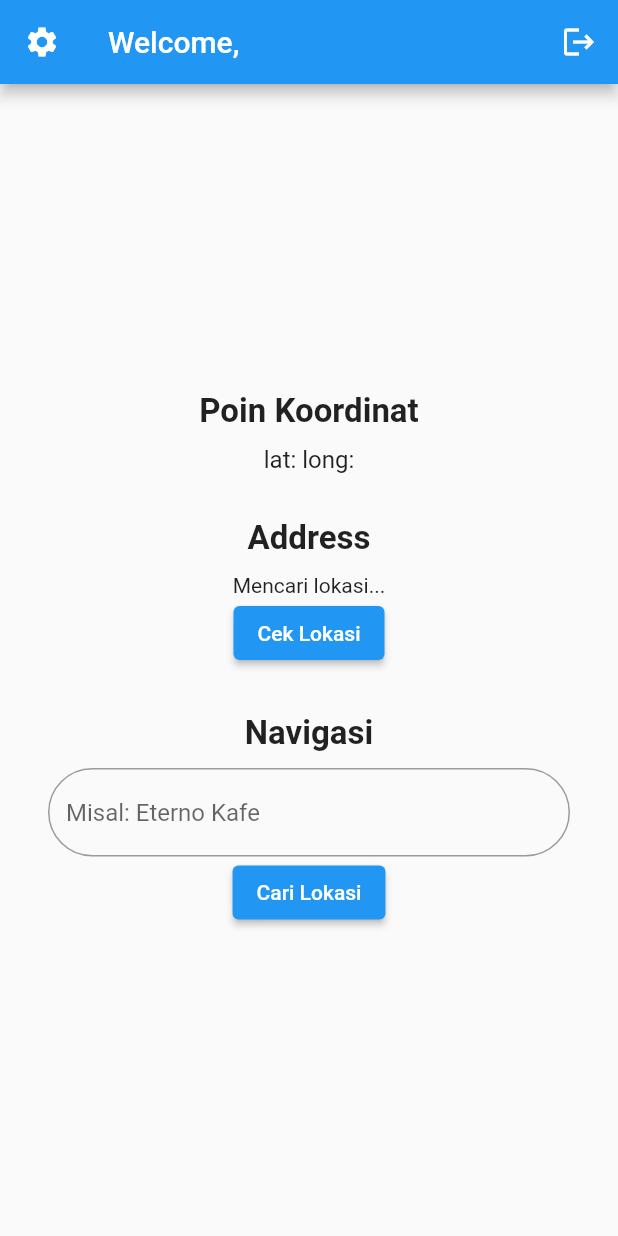
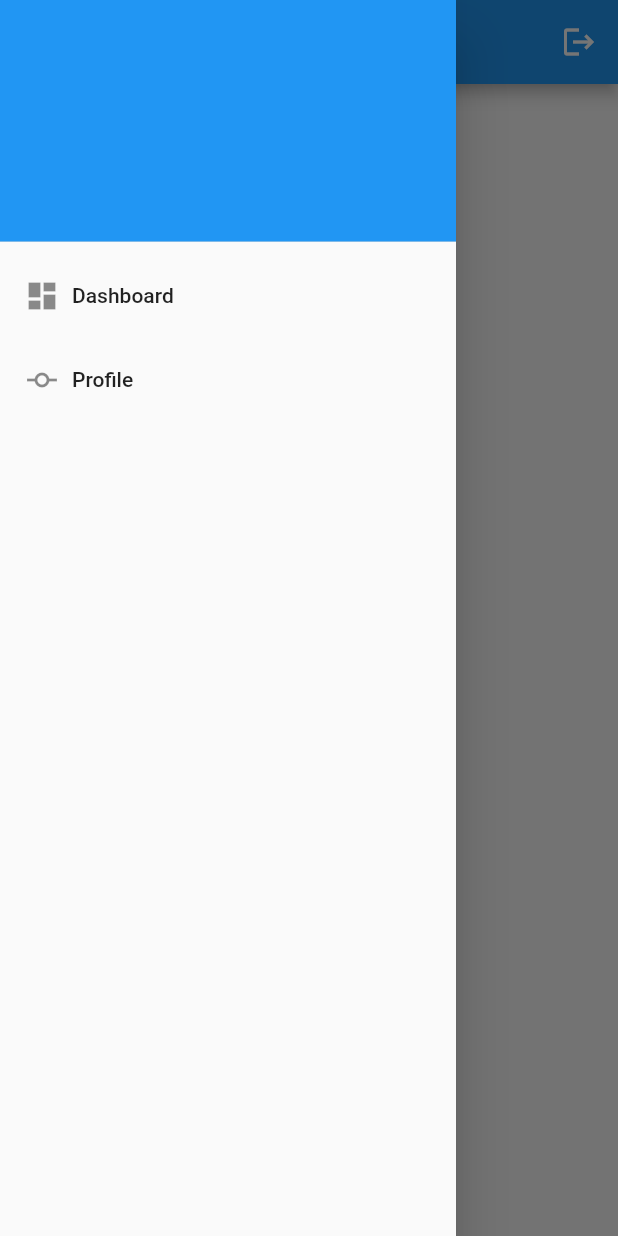
Before and after one commit to raihanadf/dart-intro, a Flutter app: the HomePage screen opened directly with empty values, with the side drawer open (before the commit the screen has no drawer), on a phone screen of 412 x 824 dp. Run offline on Flutter 3.47's test engine with Material 2 defaults, Android fonts, the phone set to English and light mode, and no system bars; our stand-ins replace cloud_firestore, firebase_auth, firebase_core, geocoding, geolocator, get and 2 more; missing offline and left inert: android_intent_plus; accounts and stored records are empty.

Commit message:
pake hive ama update dashboard apalah itu

```diff
--- /dev/null
+++ b/lib/local/database.dart
@@ -0,0 +1,19 @@
+import 'package:hive/hive.dart';
+
+class UserHiveDatabase {
+  final _myBox = Hive.box("users");
+
+  String? user;
+
+  void loadDB() {
+    user = _myBox.get("username");
+  }
+
+  void updateDB() {
+    _myBox.put("username", user);
+  }
+
+  void removeUser() {
+    _myBox.delete("username");
+  }
+}
--- a/lib/main.dart
+++ b/lib/main.dart
@@ -2,6 +2,7 @@ import 'package:flutter/material.dart';
 import 'package:firebase_core/firebase_core.dart';
 import 'package:cloud_firestore/cloud_firestore.dart';
 import 'package:get/get.dart';
+import 'package:hive_flutter/hive_flutter.dart';
 import 'package:ongghuen/auth/auth_page.dart';
 
 import 'package:ongghuen/auth/main_page.dart';
@@ -12,6 +13,8 @@ void main() async {
   await Firebase.initializeApp(
     options: DefaultFirebaseOptions.currentPlatform,
   );
+  await Hive.initFlutter();
+  await Hive.openBox("users");
   runApp(const MyApp());
 }
 
@@ -22,7 +25,7 @@ class MyApp extends StatelessWidget {
   Widget build(BuildContext context) {
     return const GetMaterialApp(
       debugShowCheckedModeBanner: false,
-      home: AuthPage(),
+      home: MainPage(),
     );
   }
 }
--- a/lib/pages/home_page.dart
+++ b/lib/pages/home_page.dart
@@ -5,7 +5,10 @@ import 'package:flutter/material.dart';
 import 'package:geocoding/geocoding.dart';
 import 'package:geolocator/geolocator.dart';
 import 'package:get/get.dart';
+import 'package:hive/hive.dart';
 import 'package:ongghuen/auth/auth_page.dart';
+import 'package:ongghuen/local/database.dart';
+import 'package:ongghuen/pages/dashboard_page.dart';
 import 'package:ongghuen/pages/login_page.dart';
 import 'package:ongghuen/pages/setting_page.dart';
 
@@ -19,12 +22,11 @@ class HomePage extends StatefulWidget {
 
 class _HomePageState extends State<HomePage> {
   // final _user = FirebaseAuth.instance.currentUser!;
+  UserHiveDatabase udb = UserHiveDatabase();
   var db = FirebaseFirestore.instance;
 
   final cari = TextEditingController();
   String titleName = "Home";
-  String location = 'lat: long:';
-  String address = 'Mencari lokasi...';
 
   @override
   initState() {
@@ -38,54 +40,12 @@ class _HomePageState extends State<HomePage> {
       (DocumentSnapshot doc) {
         final data = doc.data() as Map<String, dynamic>;
         setState(() {
-          titleName = "Welcome, ${data['username']}";
+          titleName = data['nama'];
         });
         // ...
       },
       onError: (e) => print("Error getting document: $e"),
     );
-  }
-
-  //getLongLAT
-  Future<Position> _getGeoLocationPosition() async {
-    bool serviceEnabled;
-    LocationPermission permission;
-
-    serviceEnabled = await Geolocator.isLocationServiceEnabled();
-    //location service not enabled, don't continue
-    if (!serviceEnabled) {
-      await Geolocator.openLocationSettings();
-      return Future.error('Location service Not Enabled');
-    }
-    permission = await Geolocator.checkPermission();
-    if (permission == LocationPermission.denied) {
-      permission = await Geolocator.requestPermission();
-      if (permission == LocationPermission.denied) {
-        return Future.error('Location permission denied');
-      }
-    }
-
-    //permission denied forever
-    if (permission == LocationPermission.deniedForever) {
-      return Future.error(
-        'Location permission denied forever, we cannot access',
-      );
-    }
-    //continue accessing the position of device
-    return await Geolocator.getCurrentPosition(
-      desiredAccuracy: LocationAccuracy.high,
-    );
-  }
-
-  // //getAddress
-  Future<void> getAddressFromLongLat(Position position) async {
-    List<Placemark> placemarks =
-        await placemarkFromCoordinates(position.latitude, position.longitude);
-    Placemark place = placemarks[0];
-    setState(() {
-      address =
-          '${place.street}, ${place.subLocality}, ${place.locality}, ${place.postalCode}, ${place.country}';
-    });
   }
 
   Future _signOut() async {
@@ -96,118 +56,87 @@ class _HomePageState extends State<HomePage> {
   Widget build(BuildContext context) {
     return Scaffold(
         appBar: AppBar(
-        title: SingleChildScrollView(
-            child: Text(titleName), scrollDirection: Axis.horizontal),
+          title: const SingleChildScrollView(
+              child: Text("Home"), scrollDirection: Axis.horizontal),
           actions: [
             Padding(
               padding: const EdgeInsets.symmetric(horizontal: 14.0),
               child: GestureDetector(
                 child: const Icon(Icons.logout),
-              onTap: () => Get.off(const AuthPage()),
+                onTap: () {
+                  udb.removeUser();
+                  Get.off(const AuthPage());
+                },
               ),
             )
           ],
-        leading: GestureDetector(
-          child: Icon(Icons.settings),
-          onTap: () => Get.to(SettingPage(docId: widget.docId)),
+          // leading: GestureDetector(
+          //   child: Icon(Icons.settings),
+          //   onTap: () => Get.to(SettingPage(docId: widget.docId)),
+          // ),
+        ),
+        drawer: Drawer(
+          child: ListView(
+            // Important: Remove any padding from the ListView.
+            padding: EdgeInsets.zero,
+            children: [
+              const DrawerHeader(
+                decoration: BoxDecoration(
+                  color: Colors.blue,
+                ),
+                child: Text(''),
+              ),
+              ListTile(
+                title: Row(
+                  children: [
+                    const Icon(Icons.dashboard),
+                    Padding(
+                      padding: const EdgeInsets.symmetric(horizontal: 8.0),
+                      child: const Text('Dashboard'),
+                    ),
+                  ],
+                ),
+                onTap: () {
+                  Get.to(DashboardPage(docId: widget.docId));
+                },
+              ),
+              ListTile(
+                title: Row(
+                  children: [
+                    const Icon(Icons.commit),
+                    Padding(
+                      padding: const EdgeInsets.symmetric(horizontal: 8.0),
+                      child: const Text('Profile'),
+                    ),
+                  ],
+                ),
+                onTap: () {
+                  Get.to(SettingPage(docId: widget.docId));
+                },
+              ),
+            ],
           ),
         ),
-      body: SafeArea(
-          child: Center(
+        body: Center(
+            child: SingleChildScrollView(
+          scrollDirection: Axis.horizontal,
+          child: Padding(
+            padding: const EdgeInsets.all(32.0),
             child: Column(
-          mainAxisAlignment: MainAxisAlignment.center,
               children: [
-            const Text(
-              'Poin Koordinat',
-              style: TextStyle(
-                fontSize: 22.0,
-                fontWeight: FontWeight.bold,
+                Text(
+                  "Selamat Datang",
+                  style: const TextStyle(
+                      fontSize: 18, fontWeight: FontWeight.bold),
+                ),
+                Text(
+                  titleName,
+                  style: const TextStyle(
+                      fontSize: 18, fontWeight: FontWeight.bold),
+                ),
+              ],
             ),
           ),
-            const SizedBox(
-              height: 10.0,
-            ),
-            Text(
-              location,
-              style: const TextStyle(
-                fontSize: 16.0,
-              ),
-            ),
-            const SizedBox(
-              height: 30.0,
-            ),
-            //
-
-            const Text(
-              'Address',
-              style: TextStyle(
-                fontSize: 22.0,
-                fontWeight: FontWeight.bold,
-              ),
-            ),
-            const SizedBox(
-              height: 10.0,
-            ),
-            Padding(
-              padding: const EdgeInsets.symmetric(horizontal: 32.0),
-              child: Text('${address}'),
-            ),
-
-            //
-            ElevatedButton(
-              onPressed: () async {
-                Position position = await _getGeoLocationPosition();
-                setState(() {
-                  location =
-                      'lat:${position.latitude}, long:${position.longitude}';
-                });
-                getAddressFromLongLat(position);
-              },
-              child: const Text('Cek Lokasi'),
-            ),
-
-//
-            SizedBox(
-              height: 30,
-            ),
-
-//
-            const Text(
-              'Navigasi',
-              style: TextStyle(
-                fontSize: 22.0,
-                fontWeight: FontWeight.bold,
-              ),
-            ),
-
-            //
-            SizedBox(
-              height: 10,
-            ),
-            Padding(
-              padding: const EdgeInsets.symmetric(horizontal: 32),
-              child: TextFormField(
-                autofocus: false,
-                controller: cari,
-                decoration: InputDecoration(
-                    hintText: "Misal: Eterno Kafe",
-                    border: OutlineInputBorder(
-                        borderRadius: BorderRadius.circular(32))),
-              ),
-            ),
-            ElevatedButton(
-                onPressed: () async {
-                  final intent = AndroidIntent(
-                      action: 'action_view',
-                      data: Uri.encodeFull(
-                          'google.navigation:q=${cari.text.trim()}'),
-                      package: 'com.google.android.apps.maps');
-                  await intent.launch();
-                },
-                child: const Text("Cari Lokasi"))
-          ],
-        ),
-      )),
-    );
+        )));
   }
 }
--- a/lib/pages/login_page.dart
+++ b/lib/pages/login_page.dart
@@ -4,6 +4,7 @@ import 'package:cloud_firestore/cloud_firestore.dart';
 import 'package:firebase_auth/firebase_auth.dart';
 import 'package:flutter/material.dart';
 import 'package:get/get.dart';
+import 'package:ongghuen/local/database.dart';
 import 'package:ongghuen/pages/home_page.dart';
 
 class LoginPage extends StatefulWidget {
@@ -15,6 +16,7 @@ class LoginPage extends StatefulWidget {
 }
 
 class _LoginPageState extends State<LoginPage> {
+  UserHiveDatabase udb = UserHiveDatabase();
   // controllers
   final _usernameController = TextEditingController();
   final _passController = TextEditingController();
@@ -30,6 +32,8 @@ class _LoginPageState extends State<LoginPage> {
         for (var doc in event.docs) {
           if (_usernameController.text.trim() == doc.data()["username"] &&
               _passController.text.trim() == doc.data()["password"]) {
+            udb.user = doc.id;
+            udb.updateDB();
             return Get.off(HomePage(
               docId: doc.id,
             ));
--- a/pubspec.yaml
+++ b/pubspec.yaml
@@ -50,9 +50,15 @@ dependencies:
   # getx
   get: ^4.6.5
 
+  # hive
+  hive:
+  hive_flutter:
+
 dev_dependencies:
   flutter_test:
     sdk: flutter
+  hive_generator:
+  build_runner:
 
   # The "flutter_lints" package below contains a set of recommended lints to
   # encourage good coding practices. The lint set provided by the package is
```
Also changed, not shown: lib/auth/main_page.dart (+27 -20 lines), lib/pages/dashboard_page.dart (added, +198 -0 lines), pubspec.lock. Lines whose indentation alone changed are shown as unchanged.
